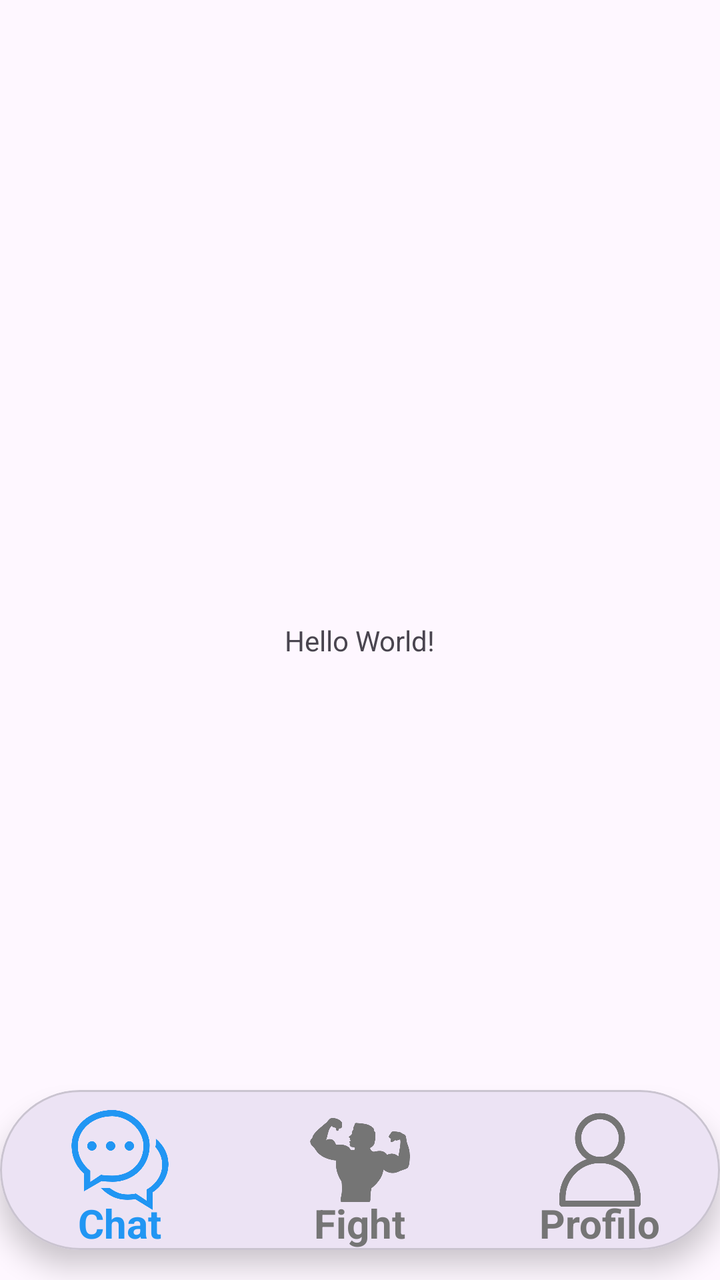
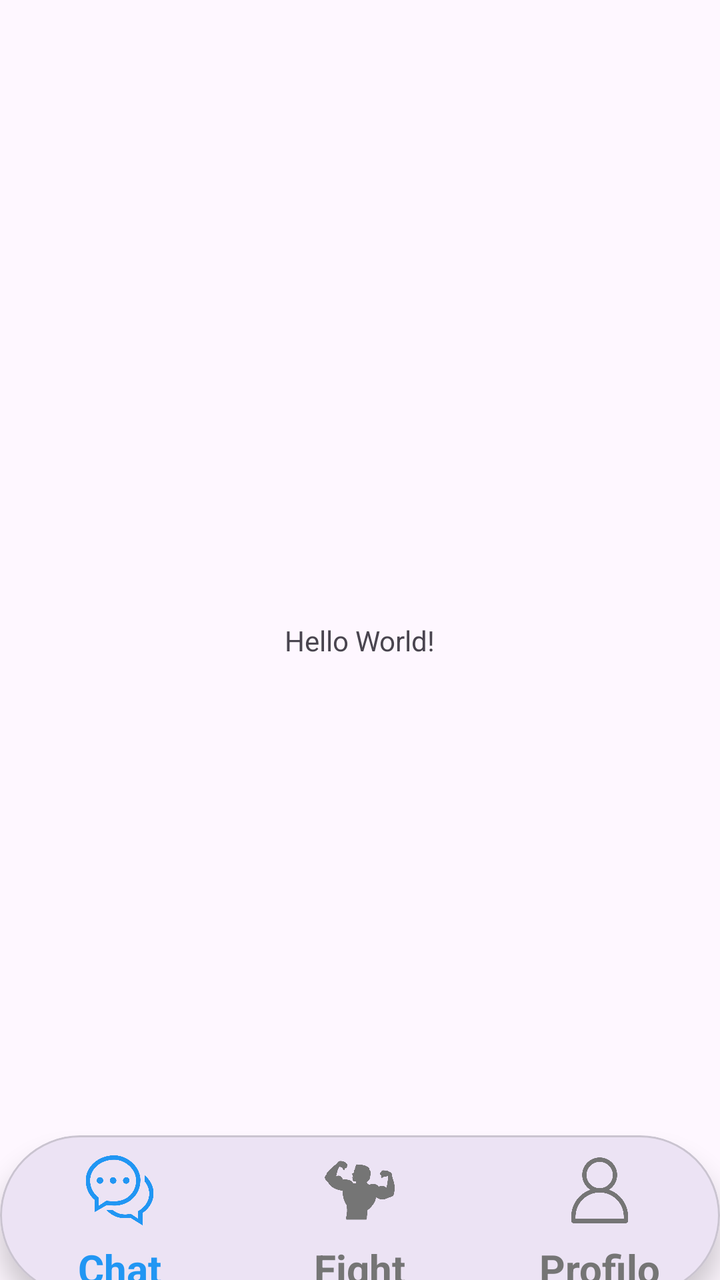

Two renders of the same Android screen: before a commit and after it. Below are the layout's source before the change and the commit's diff.
<!-- AndroidManifest.xml: application theme Theme.FightHub -->
<!-- res/layout/activity_main.xml -->
<?xml version="1.0" encoding="utf-8"?>
<androidx.constraintlayout.widget.ConstraintLayout xmlns:android="http://schemas.android.com/apk/res/android"
    xmlns:app="http://schemas.android.com/apk/res-auto"
    xmlns:tools="http://schemas.android.com/tools"
    android:id="@+id/main"
    android:layout_width="match_parent"
    android:layout_height="match_parent"
    tools:context=".MainActivity">

    <TextView
        android:layout_width="wrap_content"
        android:layout_height="wrap_content"
        android:text="Hello World!"
        app:layout_constraintBottom_toBottomOf="parent"
        app:layout_constraintEnd_toEndOf="parent"
        app:layout_constraintStart_toStartOf="parent"
        app:layout_constraintTop_toTopOf="parent" />

    <androidx.fragment.app.FragmentContainerView
        android:id="@+id/fragment_main_container"
        android:layout_width="match_parent"
        android:layout_height="match_parent"
        app:layout_constraintBottom_toBottomOf="parent"
        app:layout_constraintEnd_toEndOf="parent"
        app:layout_constraintStart_toStartOf="parent"
        app:layout_constraintTop_toTopOf="parent" />

    <com.google.android.material.card.MaterialCardView
        android:id="@+id/nav_card"
        android:layout_width="wrap_content"
        android:layout_height="wrap_content"
        android:layout_marginBottom="15dp"
        app:cardCornerRadius="40dp"
        app:cardElevation="8dp"
        app:layout_constraintBottom_toBottomOf="parent"
        app:layout_constraintEnd_toEndOf="parent"
        app:layout_constraintStart_toStartOf="parent">

        <com.google.android.material.bottomnavigation.BottomNavigationView
            android:id="@+id/bottom_navigation"
            android:layout_width="wrap_content"
            android:layout_height="wrap_content"

            android:background="@android:color/transparent"
            app:elevation="0dp"
            app:menu="@menu/bottom_nav_menu"
            app:labelVisibilityMode="labeled"
            app:itemIconSize="50dp"
            app:itemPaddingTop="10dp"
            app:itemPaddingBottom="4dp"
            app:itemIconTint="@color/nav_item_selettore_colore"
            app:itemTextColor="@color/nav_item_selettore_colore"
            app:itemTextAppearanceActive="@style/BottomNavTesto"
            app:itemTextAppearanceInactive="@style/BottomNavTesto"/>

    </com.google.android.material.card.MaterialCardView>

</androidx.constraintlayout.widget.ConstraintLayout>
<!-- resources referenced by this layout -->
<resources>
  <style name="BottomNavTesto">
          <item name="android:textSize">20sp</item>
          <item name="android:textStyle">bold</item> </style>
  <style name="Theme.FightHub" parent="Base.Theme.FightHub" />
  <style name="Base.Theme.FightHub" parent="Theme.Material3.DayNight.NoActionBar">
          
          
      </style>
</resources>

<!-- the commit's change to res/layout/activity_main.xml (unified diff, before → after) -->
@@ -29,7 +29,7 @@
         android:id="@+id/nav_card"
         android:layout_width="wrap_content"
         android:layout_height="wrap_content"
-        android:layout_marginBottom="15dp"
+        android:layout_marginBottom="-8dp"
         app:cardCornerRadius="40dp"
         app:cardElevation="8dp"
         app:layout_constraintBottom_toBottomOf="parent"
@@ -45,7 +45,7 @@
             app:elevation="0dp"
             app:menu="@menu/bottom_nav_menu"
             app:labelVisibilityMode="labeled"
-            app:itemIconSize="50dp"
+            app:itemIconSize="35dp"
             app:itemPaddingTop="10dp"
             app:itemPaddingBottom="4dp"
             app:itemIconTint="@color/nav_item_selettore_colore"
